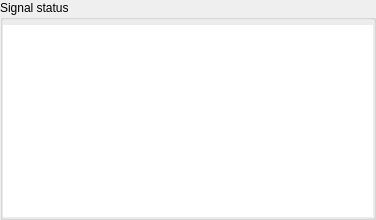
Above: src/display/qt/windows/ControlPanel/Capture/SignalStatus.ui from mrehkopf/vcs before the change. Below: the same form after it.
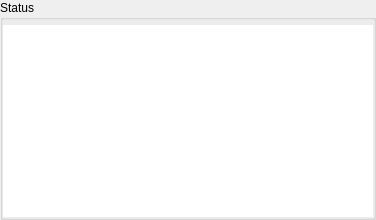
That is the form after the change. Custom widgets are drawn as their Qt base class.

```diff
--- a/src/display/qt/windows/ControlPanel/Capture/SignalStatus.ui
+++ b/src/display/qt/windows/ControlPanel/Capture/SignalStatus.ui
@@ -38,7 +38,7 @@
       </sizepolicy>
      </property>
      <property name="title">
-      <string>Signal status</string>
+      <string>Status</string>
      </property>
      <layout class="QVBoxLayout" name="verticalLayout_2">
       <property name="spacing">
```
